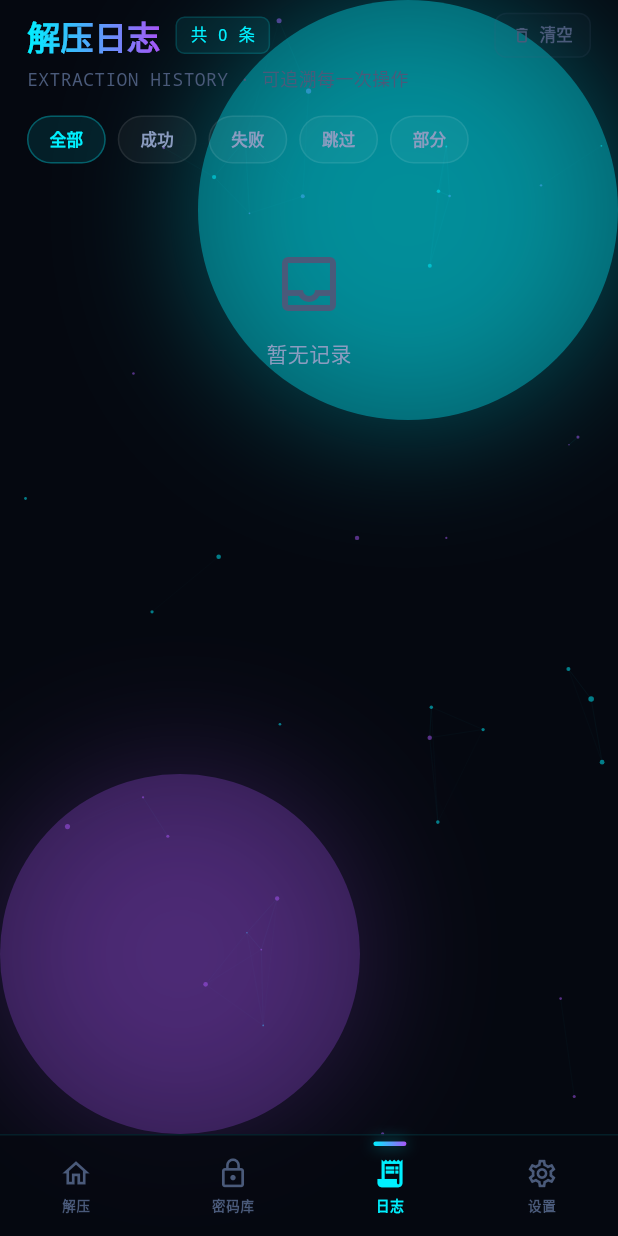
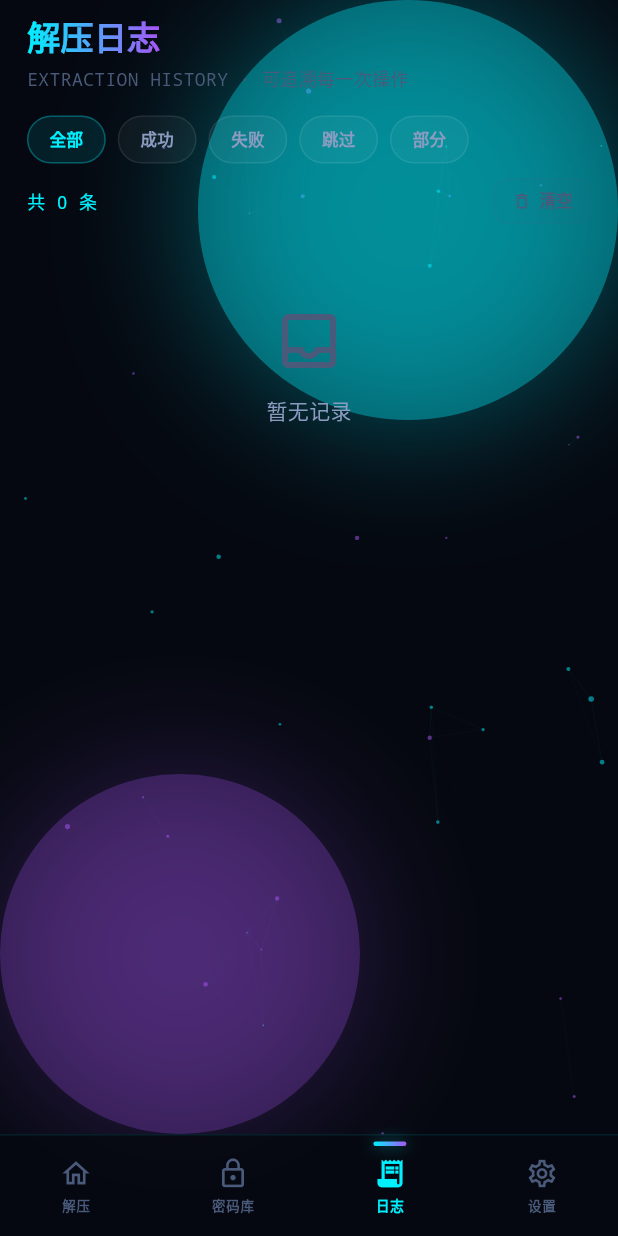
Before and after one commit to Bennett-LiBingHai/deep_unzip, a Flutter app: the screen it shows after launch, item 3 of the bottom bar chosen, on a phone screen of 412 x 824 dp. Run offline on Flutter 3.47's test engine with Material 3 defaults, Android fonts, the phone set to English and light mode, and no system bars; our stand-ins replace file_picker, flutter_secure_storage, permission_handler, shared_preferences; missing offline and left inert: dart:ffi.

Commit message:
日志页：条数与清空从标题行挪到筛选条下面
排在一起看：标题行回答的是「这页叫什么」，筛选条往下才是「这份列表长什么样、
能对它做什么」—— 条数和清空都属于后者，跟筛选是一组，跟着列表走比挂在页头顺。

    解压日志
    EXTRACTION HISTORY · 可追溯每一次操作
    [全部] [成功] [失败] [跳过] [部分]
    共 108 条                              [🗑 清空]

计数 chip 的方框也去掉了，改成一行青色等宽字：挪到工具条之后，左边一个框、
右边一个胶囊，两块砖并排反而比一行字更响。

真机验收（Redmi Note 13 Pro / 516a52ce，release 包）已跑完，逐项：

- 计数：`共 108 条` 与库里的实际条数对得上
- 筛选：点「失败」→ `筛出 27 / 共 108 条`
- 清空：筛选状态下点开，弹窗报的是**全部 108 条**（不是筛出来的 27）；
  取消 / 滑走遮罩各自确认没动过数据；确认后 toast `已清空 30 条日志记录` +
  空态「暂无记录」，右上角那颗按钮当场变灰、点了没反应
- 杀进程重启 → `共 0 条`：磁盘上那份确实也清了
- 上限：预填 300、`= 300 条` 实时预览；填 999999 → 红字 `范围 1 – 5000 条`、
  确定变灰且按不动；改成 50 → 行上立刻变 `50 条`、toast
  `日志上限 30 条，已丢弃最早的 20 条`，日志页 108 → 50（失败 27 → 17，
  丢的确实是最早那批）；重启后设置与条数都还在
- 验完已把上限还原成 300

flutter analyze：0 错 0 警（35 个 info 全是既有的）。flutter test：585 通过。

Co-Authored-By: Claude Code <noreply@anthropic.com>

```diff
--- a/lib/screens/log_screen.dart
+++ b/lib/screens/log_screen.dart
@@ -22,10 +22,12 @@ class LogScreen extends StatelessWidget {
         return ListView(
           padding: const EdgeInsets.fromLTRB(18, 8, 18, 100),
           children: [
-            _buildHeader(context, filtered.length),
+            _buildHeader(),
             const SizedBox(height: 16),
             _buildFilters(),
-            const SizedBox(height: 16),
+            const SizedBox(height: 10),
+            _buildListBar(context, filtered.length),
+            const SizedBox(height: 14),
             ...filtered.map(
               (l) => Padding(
                 padding: const EdgeInsets.only(bottom: 10),
@@ -39,11 +41,9 @@ class LogScreen extends StatelessWidget {
     );
   }
 
-  Widget _buildHeader(BuildContext context, int shown) {
+  Widget _buildHeader() {
     return Column(
       crossAxisAlignment: CrossAxisAlignment.start,
-      children: [
-        Row(
       children: [
         ShaderMask(
           shaderCallback: (bounds) =>
@@ -56,12 +56,6 @@ class LogScreen extends StatelessWidget {
               color: Colors.white,
             ),
           ),
-            ),
-            const SizedBox(width: 10),
-            _countChip(shown),
-            const Spacer(),
-            _clearButton(context),
-          ],
         ),
         const SizedBox(height: 4),
         const Text(
@@ -83,30 +77,31 @@ class LogScreen extends StatelessWidget {
   /// 与空态文案共用这一个判断，免得两处各写各的、哪天走岔了。
   bool get _narrowedByFilter => state.logFilter != null && state.logCount > 0;
 
-  /// 当前日志条数。摆在标题后面而不是塞进副标题 —— 副标题那串英文已经够长，
-  /// 再往后接一个数会读成句子的一部分，跟标题并排才一眼看得出「这是个计数」。
+  /// 列表工具条：左边当前条数，右边清空。摆在**筛选条下面**。
+  ///
+  /// 为什么不在标题那一行：标题行回答的是「这页叫什么」，筛选条往下才是
+  /// 「这份列表长什么样、能对它做什么」—— 条数与清空都属于后者，跟筛选是一组，
+  /// 跟着列表走比挂在页头更顺。
   ///
   /// 筛选中时给的是「筛出 X / 共 Y」两个数：只报当前筛出来那几条，用户会以为
-  /// 被筛掉的那些**没了**，而上面那颗清空按钮删的偏偏是全部。
-  Widget _countChip(int shown) {
+  /// 被筛掉的那些**没了**，而右边那颗清空按钮删的偏偏是全部。
+  Widget _buildListBar(BuildContext context, int shown) {
     final total = state.logCount;
     final label =
         _narrowedByFilter ? '筛出 $shown / 共 $total 条' : '共 $total 条';
-    return Container(
-      padding: const EdgeInsets.symmetric(horizontal: 9, vertical: 3),
-      decoration: BoxDecoration(
-        color: AppTheme.neonCyan.withValues(alpha: 0.08),
-        borderRadius: BorderRadius.circular(6),
-        border: Border.all(color: AppTheme.neonCyan.withValues(alpha: 0.15)),
-      ),
-      child: Text(
+    return Row(
+      children: [
+        Text(
           label,
           style: const TextStyle(
-          fontSize: 11,
+            fontSize: 12,
             fontFamily: 'monospace',
             color: AppTheme.neonCyan,
           ),
         ),
+        const Spacer(),
+        _clearButton(context),
+      ],
     );
   }
 
```
Also changed, not shown: 1 other file. Lines whose indentation alone changed are shown as unchanged.
